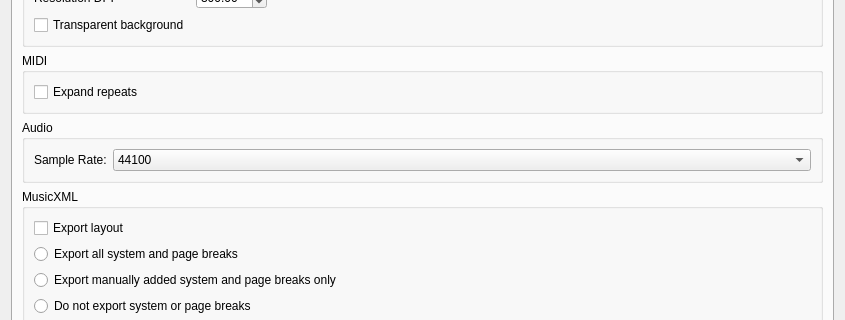
The window that mscore/mscore/prefsdialog.ui (musescore/musescore-old) describes before a commit, drawn with Qt 5; both pictures show x 0 to 845 and y 89 to 409 of the 845 by 635 pixel window.
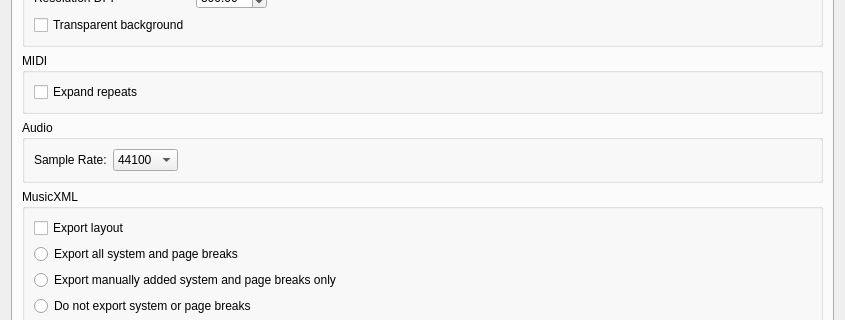
The same window after the commit. The open tabs and pages were chosen to show the change. Custom widgets are drawn as their Qt base class.

What changed in the file:
```diff
--- a/mscore/mscore/prefsdialog.ui
+++ b/mscore/mscore/prefsdialog.ui
@@ -2457,17 +2457,15 @@
          <property name="title">
           <string>Audio</string>
          </property>
-         <layout class="QVBoxLayout" name="verticalLayout_11">
+         <layout class="QHBoxLayout" name="horizontalLayout_12">
           <item>
-           <layout class="QFormLayout" name="formLayout">
-            <item row="0" column="0">
              <widget class="QLabel" name="label_18">
               <property name="text">
                <string>Sample Rate:</string>
               </property>
              </widget>
             </item>
-            <item row="0" column="1">
+          <item>
              <widget class="QComboBox" name="exportAudioSampleRate">
               <item>
                <property name="text">
@@ -2481,7 +2479,18 @@
               </item>
              </widget>
             </item>
-           </layout>
+          <item>
+           <spacer name="horizontalSpacer">
+            <property name="orientation">
+             <enum>Qt::Horizontal</enum>
+            </property>
+            <property name="sizeHint" stdset="0">
+             <size>
+              <width>40</width>
+              <height>20</height>
+             </size>
+            </property>
+           </spacer>
           </item>
          </layout>
         </widget>
```
Left out of the diff: 2 changed lines with no effect on the pictures. Lines whose indentation alone changed are shown as unchanged.
